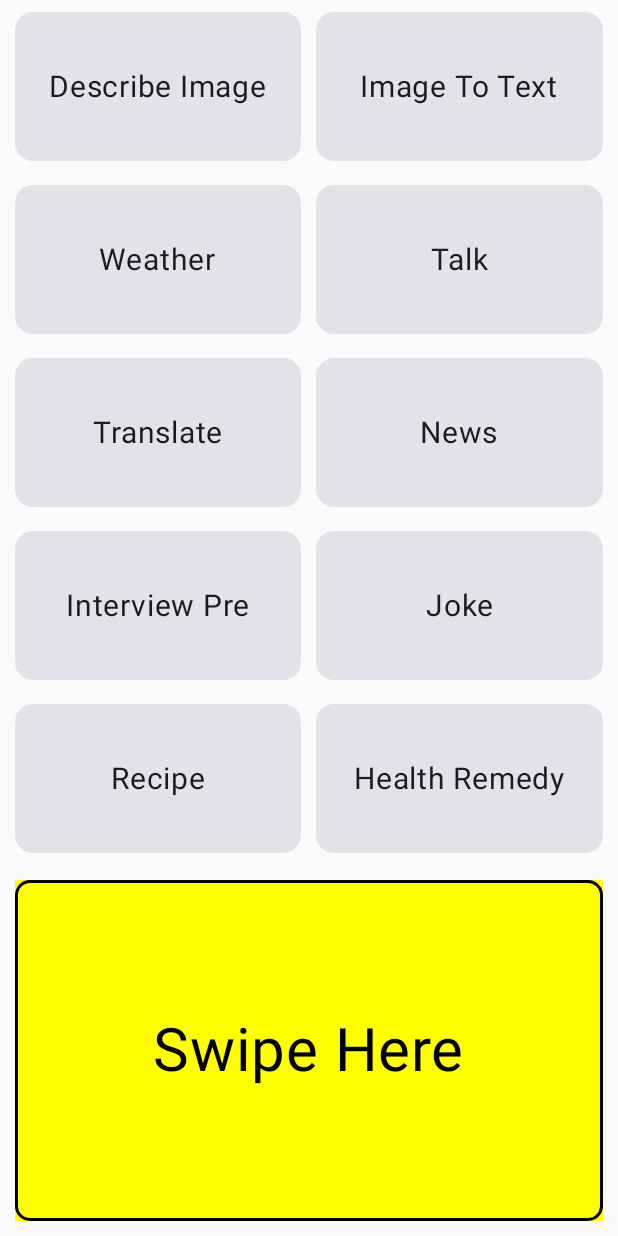
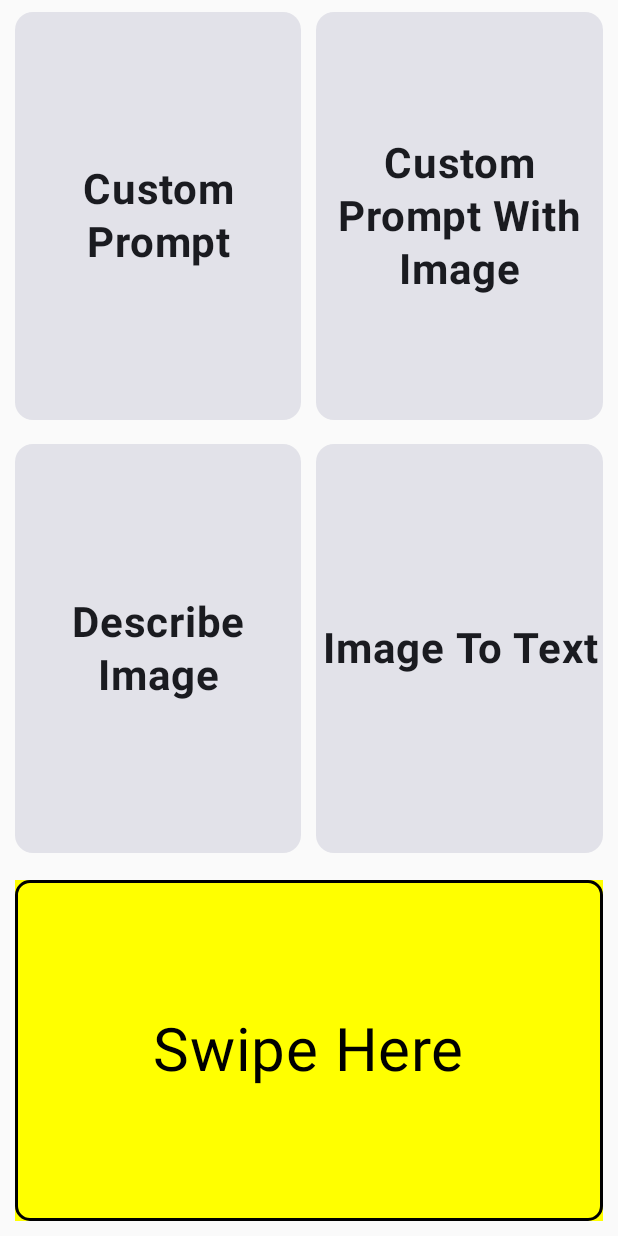
Before and after one commit to Coding-Meet/Third-Eye, an Android app built with Jetpack Compose: the screen it shows after launch (MainActivity), on a phone screen of 412 x 824 dp. Run offline under Robolectric (Android 15) with nearby library versions, the phone set to English and light mode, and no system bars; libraries missing offline, so code that uses them is left out: com.google.ai.client.

Commit message:
main feature add and pending ui design

```diff
--- a/app/src/main/java/com/coding/meet/blindaiassistant/MainActivity.kt
+++ b/app/src/main/java/com/coding/meet/blindaiassistant/MainActivity.kt
@@ -27,31 +27,10 @@ class MainActivity : ComponentActivity() {
         super.onCreate(savedInstanceState)
         setContent {
             BlindAIAssistantAppTheme {
-                LaunchedEffect(Unit) {
-                    delay(1000)
-                    if (!hasRequiredPermissions()) {
-                        showToast(R.string.camera_permission_request)
-                        ActivityCompat.requestPermissions(
-                            this@MainActivity, CAMERAX_PERMISSIONS, 0
-                        )
-                    } else {
-                       showToast(R.string.swipe_anywhere_on_the_bottom_of_the_screen_to_activate)
-                    }
-                }
-                NavGraph()
+                NavGraph(this)
             }
         }
     }
-
-    private fun hasRequiredPermissions(): Boolean {
-        return CAMERAX_PERMISSIONS.all {
-            ContextCompat.checkSelfPermission(
-                applicationContext,
-                it
-            ) == PackageManager.PERMISSION_GRANTED
-        }
-    }
-
     override fun onPause() {
         textToSpeech.stop()
         super.onPause()
--- a/app/src/main/java/com/coding/meet/blindaiassistant/ui/navigation/NavGraph.kt
+++ b/app/src/main/java/com/coding/meet/blindaiassistant/ui/navigation/NavGraph.kt
@@ -1,5 +1,6 @@
 package com.coding.meet.blindaiassistant.ui.navigation
 
+import android.app.Activity
 import androidx.compose.runtime.Composable
 import androidx.compose.runtime.CompositionLocalProvider
 import androidx.compose.runtime.ProvidableCompositionLocal
@@ -13,7 +14,9 @@ import androidx.navigation.compose.composable
 import androidx.navigation.compose.rememberNavController
 import com.coding.meet.blindaiassistant.ui.common.LoadingDialog
 import com.coding.meet.blindaiassistant.ui.screens.camera.CameraScreen
+import com.coding.meet.blindaiassistant.ui.screens.instruction.InstructionScreen
 import com.coding.meet.blindaiassistant.ui.screens.main.MainScreen
+import com.coding.meet.blindaiassistant.ui.screens.prompt_write.PromptScreen
 import com.coding.meet.blindaiassistant.ui.screens.result.ResultScreen
 import com.coding.meet.blindaiassistant.util.FadeIn
 import com.coding.meet.blindaiassistant.util.FadeOut
@@ -28,7 +31,7 @@ val LocalNavControllerProvider: ProvidableCompositionLocal<NavHostController> =
 }
 
 @Composable
-fun NavGraph() {
+fun NavGraph(activity: Activity) {
     val navController = rememberNavController()
     val mainViewModel = viewModel<MainViewModel>()
     val toolViewModel = viewModel<ToolViewModel>()
@@ -43,7 +46,13 @@ fun NavGraph() {
             exitTransition = { FadeOut },
         ) {
             composable(route = RouteScreen.Home.route) {
-                MainScreen(mainViewModel = mainViewModel)
+                MainScreen(mainViewModel = mainViewModel,activity)
+            }
+            composable(route = RouteScreen.Instruction.route) {
+                InstructionScreen()
+            }
+            composable(route = RouteScreen.Prompt.route) {
+                PromptScreen(mainViewModel = mainViewModel)
             }
             composable(route = RouteScreen.Camera.route) {
                 CameraScreen(mainViewModel = mainViewModel)
--- a/app/src/main/java/com/coding/meet/blindaiassistant/ui/navigation/RouteScreen.kt
+++ b/app/src/main/java/com/coding/meet/blindaiassistant/ui/navigation/RouteScreen.kt
@@ -4,6 +4,8 @@ package com.coding.meet.blindaiassistant.ui.navigation
 sealed class RouteScreen(var route: String) {
 
     data object Home : RouteScreen("home")
+    data object Instruction : RouteScreen("instruction")
+    data object Prompt : RouteScreen("prompt")
     data object Camera : RouteScreen("camera")
     data object Result : RouteScreen("result")
 }
--- a/app/src/main/java/com/coding/meet/blindaiassistant/ui/screens/camera/CameraScreen.kt
+++ b/app/src/main/java/com/coding/meet/blindaiassistant/ui/screens/camera/CameraScreen.kt
@@ -26,6 +26,7 @@ import com.coding.meet.blindaiassistant.util.showToast
 import com.coding.meet.blindaiassistant.viewmodels.MainViewModel
 import com.coding.meet.blindaiassistant.ui.navigation.LocalNavControllerProvider
 import com.coding.meet.blindaiassistant.util.addToastSpeech
+import com.coding.meet.blindaiassistant.util.pauseVoice
 
 /**
  * Created 30-07-2024 at 06:05 pm
@@ -71,11 +72,13 @@ fun CameraScreen(mainViewModel: MainViewModel) {
                                 mainViewModel.setLoading(false)
                                 navController.navigate(RouteScreen.Result.route) {
                                     popUpTo(RouteScreen.Camera.route) { inclusive = true }
+                                    popUpTo(RouteScreen.Prompt.route) { inclusive = true }
                                 }
                             }
                         )
                     },
                     onSwipeRight = {
+                        pauseVoice()
                         navController.navigateUp()
                     },
                 )
--- a/app/src/main/java/com/coding/meet/blindaiassistant/ui/screens/main/MainScreen.kt
+++ b/app/src/main/java/com/coding/meet/blindaiassistant/ui/screens/main/MainScreen.kt
@@ -1,14 +1,18 @@
 package com.coding.meet.blindaiassistant.ui.screens.main
 
 import android.app.Activity
+import android.content.Context
+import android.content.pm.PackageManager
 import android.speech.RecognizerIntent
-import android.widget.Toast
 import androidx.activity.compose.rememberLauncherForActivityResult
 import androidx.activity.result.contract.ActivityResultContracts
 import androidx.compose.foundation.layout.Column
 import androidx.compose.foundation.layout.fillMaxSize
 import androidx.compose.runtime.Composable
+import androidx.compose.runtime.LaunchedEffect
 import androidx.compose.ui.Modifier
+import androidx.core.app.ActivityCompat
+import androidx.core.content.ContextCompat
 import androidx.navigation.NavController
 import com.coding.meet.blindaiassistant.R
 import com.coding.meet.blindaiassistant.ui.navigation.RouteScreen
@@ -19,6 +23,8 @@ import com.coding.meet.blindaiassistant.util.addToastSpeech
 import com.coding.meet.blindaiassistant.util.showToast
 import com.coding.meet.blindaiassistant.viewmodels.MainViewModel
 import com.coding.meet.blindaiassistant.ui.navigation.LocalNavControllerProvider
+import com.coding.meet.blindaiassistant.util.CAMERAX_PERMISSIONS
+import kotlinx.coroutines.delay
 
 /**
  * Created 28-07-2024 at 06:28 pm
@@ -26,10 +32,21 @@ import com.coding.meet.blindaiassistant.ui.navigation.LocalNavControllerProvider
 
 
 @Composable
-fun MainScreen(mainViewModel: MainViewModel) {
-
+fun MainScreen(mainViewModel: MainViewModel,activity: Activity) {
+    LaunchedEffect(Unit) {
+        delay(500)
+        if (!hasRequiredPermissions(activity.applicationContext)) {
+            showToast(R.string.camera_permission_request)
+            ActivityCompat.requestPermissions(
+                activity, CAMERAX_PERMISSIONS, 0
+            )
+        } else {
+            showToast(R.string.swipe_anywhere_on_the_bottom_of_the_screen_to_activate)
+            addToastSpeech(R.string.swipe_up_to_get_instructions_on_how_to_use_the_app)
+        }
+    }
     val navController = LocalNavControllerProvider.current
-    val voiceResult =
+    val toolVoiceResult =
         rememberLauncherForActivityResult(ActivityResultContracts.StartActivityForResult()) { result ->
             if (result.resultCode == Activity.RESULT_OK) {
                 val results = result.data?.getStringArrayListExtra(
@@ -45,22 +62,25 @@ fun MainScreen(mainViewModel: MainViewModel) {
                     } else {
                         showToast(R.string.this_voice_not_available_any_feature)
                         addToastSpeech(R.string.swipe_anywhere_on_the_bottom_of_the_screen_to_activate)
+                        addToastSpeech(R.string.swipe_up_to_get_instructions_on_how_to_use_the_app)
                     }
                 } else {
                     showToast(R.string.voice_text_is_empty)
                     addToastSpeech(R.string.swipe_anywhere_on_the_bottom_of_the_screen_to_activate)
+                    addToastSpeech(R.string.swipe_up_to_get_instructions_on_how_to_use_the_app)
                 }
-
             } else {
                 showToast(R.string.speech_recognition_failed)
                 addToastSpeech(R.string.swipe_anywhere_on_the_bottom_of_the_screen_to_activate)
+                addToastSpeech(R.string.swipe_up_to_get_instructions_on_how_to_use_the_app)
             }
         }
+
     Column(
         modifier = Modifier.fillMaxSize()
     ) {
         ToolsListScreen(mainViewModel = mainViewModel)
-        BottomSection(voiceResult = voiceResult)
+        BottomSection(toolVoiceResult = toolVoiceResult)
     }
 }
 
@@ -70,12 +90,21 @@ fun toolsDetect(
     navController: NavController,
 ) {
     mainViewModel.onToolsSelected(toolsSelect)
-    showToast(R.string.open,Toast.LENGTH_SHORT)
-    addToastSpeech(toolsSelect.title)
+    showToast(messageID1 = R.string.open, messageID2 = toolsSelect.title)
+    mainViewModel.onTakePhoto(null)
     if (toolsSelect == Tools.DescribeImage || toolsSelect == Tools.ImageToText) {
         navController.navigate(RouteScreen.Camera.route)
     } else {
-        mainViewModel.onTakePhoto(null)
-        navController.navigate(RouteScreen.Result.route)
+        mainViewModel.setCurrentPrompt("")
+        navController.navigate(RouteScreen.Prompt.route)
     }
 }
+
+private fun hasRequiredPermissions(applicationContext: Context): Boolean {
+    return CAMERAX_PERMISSIONS.all {
+        ContextCompat.checkSelfPermission(
+            applicationContext,
+            it
+        ) == PackageManager.PERMISSION_GRANTED
+    }
+}
--- a/app/src/main/java/com/coding/meet/blindaiassistant/ui/screens/main/components/ToolItem.kt
+++ b/app/src/main/java/com/coding/meet/blindaiassistant/ui/screens/main/components/ToolItem.kt
@@ -2,11 +2,14 @@ package com.coding.meet.blindaiassistant.ui.screens.main.components
 
 import androidx.compose.foundation.layout.*
 import androidx.compose.material3.Card
+import androidx.compose.material3.LocalTextStyle
 import androidx.compose.material3.Text
 import androidx.compose.runtime.Composable
 import androidx.compose.ui.Alignment
 import androidx.compose.ui.Modifier
 import androidx.compose.ui.res.stringResource
+import androidx.compose.ui.text.font.FontWeight
+import androidx.compose.ui.text.style.TextAlign
 import androidx.compose.ui.unit.sp
 import com.coding.meet.blindaiassistant.ui.screens.main.toolsDetect
 import com.coding.meet.blindaiassistant.util.Tools
@@ -33,8 +36,11 @@ fun RowScope.ToolItem(tools: Tools, mainViewModel: MainViewModel,modifier: Modif
             verticalArrangement = Arrangement.Center,
             horizontalAlignment = Alignment.CenterHorizontally
         ) {
-            Text(text = stringResource(id = tools.title), fontSize = 20.sp)
+            Text(text = stringResource(id = tools.title),
+                fontWeight = FontWeight.Bold,
+                textAlign = TextAlign.Center, fontSize = 28.sp,
+                lineHeight = 35.sp
+            )
         }
-
     }
 }
--- a/app/src/main/java/com/coding/meet/blindaiassistant/ui/screens/result/components/ChatBubbleItem.kt
+++ b/app/src/main/java/com/coding/meet/blindaiassistant/ui/screens/result/components/ChatBubbleItem.kt
@@ -24,7 +24,7 @@ import com.coding.meet.blindaiassistant.util.Tools
 import dev.jeziellago.compose.markdowntext.MarkdownText
 
 @Composable
-fun ChatBubbleItem(currentTools: Tools, bitmaps: Bitmap?, answerTxt: String?) {
+fun ChatBubbleItem(currentTools: Tools, currentPrompt: String,bitmaps: Bitmap?, answerTxt: String?) {
     Column(
         horizontalAlignment = if (answerTxt != null) Alignment.Start else Alignment.End,
         modifier = Modifier
@@ -63,12 +63,12 @@ fun ChatBubbleItem(currentTools: Tools, bitmaps: Bitmap?, answerTxt: String?) {
                         contentScale = ContentScale.Crop,
                     )
                     Text(
-                        text = stringResource(id = currentTools.prompt),
+                        if(currentTools == Tools.CustomPromptImage || currentTools == Tools.CustomPrompt) currentPrompt else stringResource(id = currentTools.prompt),
                         modifier = Modifier.padding(start = 16.dp, end = 16.dp, bottom = 16.dp),
                     )
                 } else {
                     Text(
-                        text = stringResource(id = currentTools.prompt),
+                        text = if(currentTools == Tools.CustomPromptImage || currentTools == Tools.CustomPrompt) currentPrompt else stringResource(id = currentTools.prompt),
                         modifier = Modifier.padding(16.dp),
                     )
                 }
--- a/app/src/main/java/com/coding/meet/blindaiassistant/ui/screens/result/components/TypewriterTextEffect.kt
+++ b/app/src/main/java/com/coding/meet/blindaiassistant/ui/screens/result/components/TypewriterTextEffect.kt
@@ -19,7 +19,6 @@ fun TypewriterTextEffect(
     onEffectCompleted: () -> Unit = {},
     displayTextComposable: @Composable (displayedText: String) -> Unit,
 ) {
-    var isCompleted by remember { mutableStateOf(false) }
     var displayedText by remember { mutableStateOf("") }
 
     displayTextComposable(displayedText)
--- a/app/src/main/java/com/coding/meet/blindaiassistant/util/Contant.kt
+++ b/app/src/main/java/com/coding/meet/blindaiassistant/util/Contant.kt
@@ -9,18 +9,6 @@ import androidx.compose.animation.*
  */
 
 
-enum class ToolsType {
-    DescribeImage,
-    ImageToText,
-    Weather,
-    Talk,
-    Translate,
-    News,
-    InterviewPre,
-    Joke,
-    Recipe,
-    HealthRemedy
-}
 
 enum class SwipeType {
     Normal,
--- a/app/src/main/java/com/coding/meet/blindaiassistant/util/Tools.kt
+++ b/app/src/main/java/com/coding/meet/blindaiassistant/util/Tools.kt
@@ -4,79 +4,22 @@ import com.coding.meet.blindaiassistant.R
 
 enum class Tools(
     val title: Int,
-    val icon: Int,
-    val toolsType: ToolsType,
-    val route: String,
     val prompt: Int
 ) {
+    CustomPrompt(
+        title = R.string.custom_prompt,
+        prompt = R.string.prompt_talk
+    ),
+    CustomPromptImage(
+        title = R.string.custom_prompt_image,
+        prompt = R.string.prompt_talk
+    ),
     DescribeImage(
         title = R.string.describe_image,
-        icon = R.drawable.ic_capture,
-        toolsType = ToolsType.DescribeImage,
-        route = "describe_image",
         prompt = R.string.prompt_describe_image
     ),
     ImageToText(
         title = R.string.image_to_text,
-        icon = R.drawable.ic_capture,
-        toolsType = ToolsType.ImageToText,
-        route = "image_to_text",
         prompt = R.string.prompt_image_to_text
     ),
-    Weather(
-        title = R.string.weather,
-        icon = R.drawable.ic_capture,
-        toolsType = ToolsType.Weather,
-        route = "weather",
-        prompt = R.string.prompt_weather
-    ),
-    Talk(
-        title = R.string.talk,
-        icon = R.drawable.ic_capture,
-        toolsType = ToolsType.Talk,
-        route = "talk",
-        prompt = R.string.prompt_talk
-    ),
-    Translate(
-        title = R.string.translate,
-        icon = R.drawable.ic_capture,
-        toolsType = ToolsType.Translate,
-        route = "translate",
-        prompt = R.string.prompt_translate
-    ),
-    News(
-        title = R.string.news,
-        icon = R.drawable.ic_capture,
-        toolsType = ToolsType.News,
-        route = "news",
-        prompt = R.string.prompt_news
-    ),
-    InterviewPre(
-        title = R.string.interview_pre,
-        icon = R.drawable.ic_capture,
-        toolsType = ToolsType.InterviewPre,
-        route = "interview_pre",
-        prompt = R.string.prompt_interview_pre
-    ),
-    Joke(
-        title = R.string.joke,
-        icon = R.drawable.ic_capture,
-        toolsType = ToolsType.Joke,
-        route = "joke",
-        prompt = R.string.prompt_joke
-    ),
-    Recipe(
-        title = R.string.recipe,
-        icon = R.drawable.ic_capture,
-        toolsType = ToolsType.Recipe,
-        route = "recipe",
-        prompt = R.string.prompt_recipe
-    ),
-    HealthRemedy(
-        title = R.string.health_remedy,
-        icon = R.drawable.ic_capture,
-        toolsType = ToolsType.HealthRemedy,
-        route = "health_remedy",
-        prompt = R.string.prompt_health_remedy
-    )
 }
--- a/app/src/main/java/com/coding/meet/blindaiassistant/viewmodels/MainViewModel.kt
+++ b/app/src/main/java/com/coding/meet/blindaiassistant/viewmodels/MainViewModel.kt
@@ -1,12 +1,9 @@
 package com.coding.meet.blindaiassistant.viewmodels
 
 import android.graphics.Bitmap
-import androidx.compose.runtime.*
 import androidx.lifecycle.ViewModel
 import com.coding.meet.blindaiassistant.util.Tools
-import kotlinx.coroutines.flow.MutableStateFlow
-import kotlinx.coroutines.flow.asStateFlow
-import kotlinx.coroutines.flow.update
+import kotlinx.coroutines.flow.*
 
 /**
  * Created 29-07-2024 at 11:21 am
@@ -25,10 +22,18 @@ class MainViewModel : ViewModel() {
     private val _currentTools = MutableStateFlow(Tools.DescribeImage)
     val currentTools = _currentTools.asStateFlow()
 
+    private val _currentPrompt = MutableStateFlow("")
+    val currentPrompt = _currentPrompt.asStateFlow()
 
     fun onToolsSelected(tools: Tools) {
         _currentTools.update {
             tools
+        }
+    }
+
+    fun setCurrentPrompt(prompt: String) {
+        _currentPrompt.update {
+            prompt
         }
     }
 
--- a/app/src/main/java/com/coding/meet/blindaiassistant/viewmodels/ToolViewModel.kt
+++ b/app/src/main/java/com/coding/meet/blindaiassistant/viewmodels/ToolViewModel.kt
@@ -24,8 +24,8 @@ class ToolViewModel : ViewModel() {
     ) {
         viewModelScope.launch {
             try {
-                val response = geminiModel.generateContent(
-                    "Please provide a response in plain text format, without any markdown or special formatting. The response should be clear, concise, and easy to read. :$prompt")
+                val response = geminiModel.generateContent(prompt)
+//                "Please provide a response in plain text format, without any markdown or special formatting. The response should be clear, concise, and easy to read.
                 resultFun(response.text.toString())
             } catch (e: Exception) {
                 errorFun(e.message.toString())
--- a/app/src/main/res/values/strings.xml
+++ b/app/src/main/res/values/strings.xml
@@ -5,6 +5,8 @@
     <string name="image_to_text">Image To Text</string>
     <string name="weather">Weather</string>
     <string name="talk">Talk</string>
+    <string name="custom_prompt">Custom Prompt</string>
+    <string name="custom_prompt_image">Custom Prompt With Image</string>
     <string name="translate">Translate</string>
     <string name="news">News</string>
     <string name="interview_pre">Interview Pre</string>
@@ -26,21 +28,19 @@
     <string name="voice_text_is_empty">Voice text is empty</string>
     <string name="this_voice_not_available_any_feature">This Voice Not Available Any Feature</string>
     <string name="camera_permission_request">This app requires access to your camera. Please grant the permission to use camera features.</string>
-
-
     <string name="prompt_describe_image">Describe the content or scene shown in this image.</string>
     <string name="prompt_image_to_text">Please convert the text in this image to readable content.</string>
-    <string name="prompt_weather">Provide the current weather conditions for Valencia.</string>
-    <string name="prompt_talk">Engage in a conversation about my recent activities, including running marathons and practicing yoga.</string>
-    <string name="prompt_translate">Translate this text into [target language].</string>
-    <string name="prompt_news">Give me the latest news updates related to physical fitness and marathons.</string>
-    <string name="prompt_interview_pre">Prepare interview questions for a discussion about maintaining a disciplined fitness routine.</string>
-    <string name="prompt_joke">Tell me a joke.</string>
-    <string name="prompt_recipe">Share a recipe that complements an active lifestyle and supports physical fitness.</string>
-    <string name="prompt_health_remedy">Suggest a health remedy for someone who runs marathons and practices yoga daily.</string>
+    <string name="prompt_talk"></string>
     <string name="open">Open </string>
-    <string name="swipe_left_to_capture_image">Swipe Left to Capture Image</string>
-    <string name="swipe_right_to_home_screen">Swipe Right To Home Screen</string>
-    <string name="few_seconds_wait_for_response">Few Seconds Wait for Response</string>
-
+    <string name="swipe_left_to_capture_image">Swipe from right to Left to Capture Image</string>
+    <string name="swipe_right_to_home_screen">Swipe from left to Right To go to Home Screen</string>
+    <string name="few_seconds_wait_for_response">Wait a Few Seconds for Response</string>
+    <string name="submit">Submit</string>
+    <string name="swipe_left_to_speak_prompt">Swipe from right to Left to Speak Prompt</string>
+    <string name="swipe_up_move_camera_to_capture_image">Swipe Up Move Camera To Capture Image</string>
+    <string name="swipe_up_move_result_screen">Swipe Up move result Screen</string>
+    <string name="please_enter_prompt">Please Enter Prompt</string>
+    <string name="enter_the_prompt">Enter The Prompt</string>
+    <string name="swipe_up_to_get_instructions_on_how_to_use_the_app">Swipe up to get instructions on how to use the app</string>
+    <string name="instruction">Instruction</string>
 </resources>
```
Also changed, not shown: app/src/main/java/com/coding/meet/blindaiassistant/ui/screens/instruction/InstructionScreen.kt (added, +98 -0 lines), app/src/main/java/com/coding/meet/blindaiassistant/ui/screens/main/components/BottomSection.kt (+8 -6 lines), app/src/main/java/com/coding/meet/blindaiassistant/ui/screens/prompt_write/PromptScreen.kt (added, +179 -0 lines), app/src/main/java/com/coding/meet/blindaiassistant/ui/screens/result/ResultScreen.kt (+6 -5 lines), app/src/main/java/com/coding/meet/blindaiassistant/util/utils.kt (+17 -4 lines).
